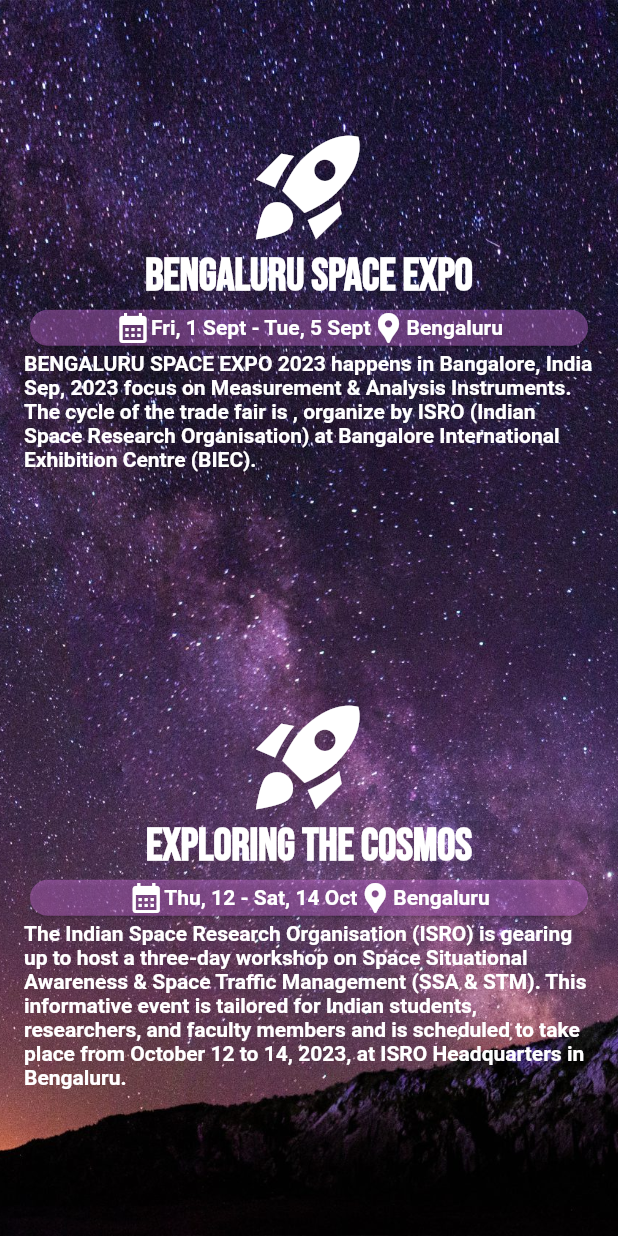
After one commit to raghavendrashande/isro_chronicles, a Flutter app: the eves screen opened directly, after a tap on "Bengaluru space expo", on a phone screen of 412 x 824 dp. The commit adds this screen. Run offline on Flutter 3.47's test engine with Material 2 defaults, Android fonts, the phone set to English and light mode, and no system bars; our stand-ins replace firebase_auth, firebase_core, google_fonts; accounts and stored records are empty; network calls fail.

Commit message:
commit made at 1 PM

```diff
--- /dev/null
+++ b/lib/data.dart/evedata.dart
@@ -0,0 +1,49 @@
+import 'package:flutter/material.dart';
+import 'package:isro_chronicle/widgets.dart';
+import 'package:url_launcher/url_launcher.dart';
+
+class eves extends StatelessWidget {
+  const eves({super.key});
+
+  @override
+  Widget build(BuildContext context) {
+    return Scaffold(
+      backgroundColor: Colors.grey[850],
+      body: Container(
+         decoration: BoxDecoration(
+          image: DecorationImage(
+            image: AssetImage('images/bg.jpg'),
+            fit: BoxFit.cover
+          )
+        ),
+        child: Padding(
+          padding: const EdgeInsets.symmetric(horizontal: 8),
+          child: GridView(gridDelegate: SliverGridDelegateWithFixedCrossAxisCount(crossAxisCount: 1),
+                  children: [
+                    GestureDetector(
+                      onTap: () async {
+                         Uri _url = Uri.parse('https://g.co/kgs/ibsZFT/');
+                          if (await launchUrl(_url)) {
+                               await launchUrl(_url);
+                         } else {
+                           throw 'Could not launch $_url';
+                               }
+                            },
+                      child: evecard(name: 'Bengaluru space expo', date: 'Fri, 1 Sept - Tue, 5 Sept', venue: 'Bengaluru',description: 'BENGALURU SPACE EXPO 2023 happens in Bangalore, India Sep, 2023 focus on Measurement & Analysis Instruments. The cycle of the trade fair is , organize by ISRO (Indian Space Research Organisation) at Bangalore International Exhibition Centre (BIEC).',)),
+                       GestureDetector(
+                      onTap: () async {
+                         Uri _url = Uri.parse('https://g.co/kgs/eq2ZdL');
+                          if (await launchUrl(_url)) {
+                               await launchUrl(_url);
+                         } else {
+                           throw 'Could not launch $_url';
+                               }
+                            },
+                      child: evecard(name: 'Exploring the Cosmos', date: 'Thu, 12 - Sat, 14 Oct', venue: 'Bengaluru',description: 'The Indian Space Research Organisation (ISRO) is gearing up to host a three-day workshop on Space Situational Awareness & Space Traffic Management (SSA & STM). This informative event is tailored for Indian students, researchers, and faculty members and is scheduled to take place from October 12 to 14, 2023, at ISRO Headquarters in Bengaluru.',))
+                  ],
+          )
+        )
+      )
+    );
+  }
+}
--- a/lib/data.dart/satellitesapicall.dart
+++ b/lib/data.dart/satellitesapicall.dart
@@ -1,5 +1,4 @@
 import 'dart:convert';
-import 'package:ellipsis_overflow_text/ellipsis_overflow_text.dart';
 import 'package:flutter/material.dart';
 import 'package:http/http.dart' as http;
 import 'package:url_launcher/url_launcher.dart';
@@ -85,7 +84,7 @@ class satsdata extends StatelessWidget {
 
                                   Text('Launch date: '+allsats[index].launchdate,style: TextStyle(color: Colors.white),overflow: TextOverflow.fade),
                                   Text('Launch type '+allsats[index].launchtype,style: TextStyle(color: Colors.white),overflow: TextOverflow.fade),
-                                  Text('Payload: '+allsats[index].payload,style: TextStyle(color: Colors.white),overflow: TextOverflow.fade),
+                                  SizedBox(width:240, child: Center(child: Text('Payload: '+allsats[index].payload,maxLines: 1,softWrap: false,style: TextStyle(color: Colors.white),overflow: TextOverflow.fade))),
                                   Text('Result: '+allsats[index].missionstatus,style: TextStyle(color: Colors.white),overflow: TextOverflow.fade),
                                     ],
                                   ),
--- a/lib/tabs/tabs.dart
+++ b/lib/tabs/tabs.dart
@@ -1,4 +1,5 @@
 import 'package:flutter/material.dart';
+import 'package:isro_chronicle/data.dart/evedata.dart';
 import 'package:isro_chronicle/data.dart/lvdata.dart';
 import 'package:isro_chronicle/data.dart/satellitesapicall.dart';
 import 'package:isro_chronicle/data.dart/updata.dart';
@@ -42,6 +43,6 @@ class eventtab extends StatelessWidget {
 
   @override
   Widget build(BuildContext context) {
-    return Text('data');
+    return eves();
   }
 }
--- a/lib/widgets.dart
+++ b/lib/widgets.dart
@@ -203,3 +203,63 @@ class upcard extends StatelessWidget {
     );
   }
 }
+
+
+class evecard extends StatelessWidget {
+  final String name;
+  final String date;
+  final String venue;
+  final String description;
+  const evecard({
+    Key? key,
+    required this.name,
+    required this.date,
+    required this.venue,
+    required this.description
+  }) : super(key: key);
+
+  @override
+  Widget build(BuildContext context) {
+    return Padding(
+      padding: const EdgeInsets.symmetric(vertical: 10),
+      child: Stack(
+        children: [
+          ClipRRect(
+              borderRadius: BorderRadius.circular(12),
+              child:Padding(
+                  padding: const EdgeInsets.all(8.0),
+                  child: Center(
+                    child: Column(
+                      mainAxisAlignment: MainAxisAlignment.center,
+                        children: [
+                           Icon(Icons.rocket_launch_sharp,color: Colors.white,size: 85),
+                          Text(
+                            name,
+                            style: GoogleFonts.bebasNeue(
+                              fontWeight: FontWeight.bold,
+                              color: Colors.white,
+                              fontSize: 30),),
+                              Card(
+                                shape: RoundedRectangleBorder(borderRadius: BorderRadius.circular(12)),
+                                color: Color.fromARGB(97, 226, 124, 244),
+                                child:Row(
+                                    mainAxisAlignment: MainAxisAlignment.center,
+                                    children: [
+                                      Icon(Icons.calendar_month,color: Colors.white,),
+                                      Text(date,style:TextStyle(color: Colors.white,fontWeight: FontWeight.bold),),
+                                      Icon(Icons.location_pin,color: Colors.white),
+                                      Text(venue,style:TextStyle(color: Colors.white,fontWeight: FontWeight.bold),),
+                                    ]
+                                  ),
+                                ),
+                                Text(description,style:TextStyle(color: Colors.white,fontWeight:FontWeight.bold))
+                              ]
+                            )
+                          ),
+                        ),
+                      ),
+                   ]
+                )
+    );
+  }
+}
--- a/pubspec.yaml
+++ b/pubspec.yaml
@@ -15,7 +15,6 @@ dependencies:
   http: ^1.1.0
   url_launcher: ^6.1.14
   flutter_staggered_grid_view: ^0.7.0
-  ellipsis_overflow_text: ^1.0.1+1
 
 dev_dependencies:
   flutter_test:
```
Also changed, not shown: pubspec.lock.
